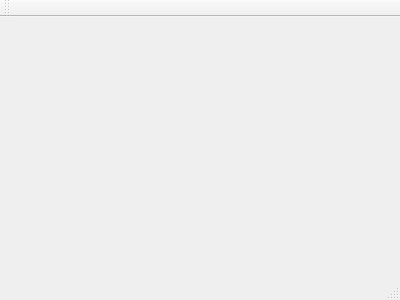
First picture: the form in UI-PROJ/qtStyle_my/myStyle/mymainwindow.ui, repository freedomvictory/QT-proj-practice, before the edit.
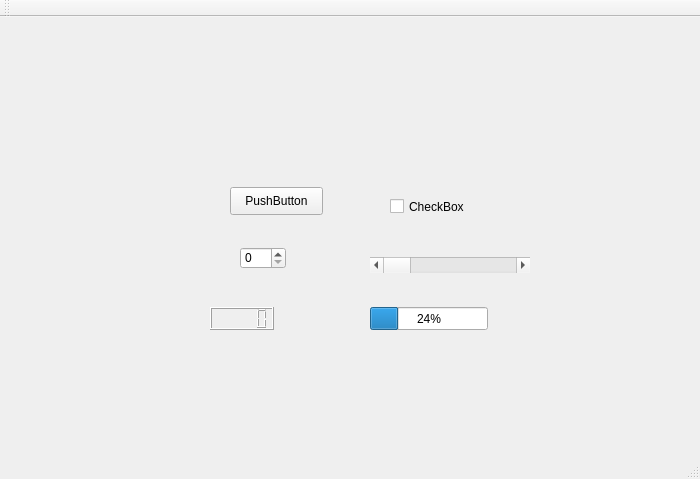
Second picture: the form after the edit.

Diff of the .ui file:
```diff
--- a/UI-PROJ/qtStyle_my/myStyle/mymainwindow.ui
+++ b/UI-PROJ/qtStyle_my/myStyle/mymainwindow.ui
@@ -1,24 +1,112 @@
 <ui version="4.0">
  <class>myMainWindow</class>
- <widget class="QMainWindow" name="myMainWindow" >
-  <property name="geometry" >
+ <widget class="QMainWindow" name="myMainWindow">
+  <property name="geometry">
    <rect>
     <x>0</x>
     <y>0</y>
-    <width>400</width>
-    <height>300</height>
+    <width>700</width>
+    <height>479</height>
    </rect>
   </property>
   <property name="windowTitle" >
    <string>myMainWindow</string>
   </property>
-  <widget class="QMenuBar" name="menuBar" />
-  <widget class="QToolBar" name="mainToolBar" />
-  <widget class="QWidget" name="centralWidget" />
-  <widget class="QStatusBar" name="statusBar" />
+  <widget class="QWidget" name="centralWidget">
+   <widget class="QPushButton" name="pushButton">
+    <property name="geometry">
+     <rect>
+      <x>230</x>
+      <y>170</y>
+      <width>93</width>
+      <height>28</height>
+     </rect>
+    </property>
+    <property name="text">
+     <string>PushButton</string>
+    </property>
+   </widget>
+   <widget class="QCheckBox" name="checkBox">
+    <property name="geometry">
+     <rect>
+      <x>390</x>
+      <y>180</y>
+      <width>91</width>
+      <height>19</height>
+     </rect>
+    </property>
+    <property name="text">
+     <string>CheckBox</string>
+    </property>
+   </widget>
+   <widget class="QSpinBox" name="spinBox">
+    <property name="geometry">
+     <rect>
+      <x>240</x>
+      <y>230</y>
+      <width>46</width>
+      <height>22</height>
+     </rect>
+    </property>
+   </widget>
+   <widget class="QScrollBar" name="horizontalScrollBar">
+    <property name="geometry">
+     <rect>
+      <x>370</x>
+      <y>240</y>
+      <width>160</width>
+      <height>16</height>
+     </rect>
+    </property>
+    <property name="orientation">
+     <enum>Qt::Horizontal</enum>
+    </property>
+   </widget>
+   <widget class="QLCDNumber" name="lcdNumber">
+    <property name="geometry">
+     <rect>
+      <x>210</x>
+      <y>290</y>
+      <width>64</width>
+      <height>23</height>
+     </rect>
+    </property>
+   </widget>
+   <widget class="QProgressBar" name="progressBar">
+    <property name="geometry">
+     <rect>
+      <x>370</x>
+      <y>290</y>
+      <width>118</width>
+      <height>23</height>
+     </rect>
+    </property>
+    <property name="value">
+     <number>24</number>
+    </property>
+   </widget>
+  </widget>
+  <widget class="QMenuBar" name="menuBar">
+   <property name="geometry">
+    <rect>
+     <x>0</x>
+     <y>0</y>
+     <width>700</width>
+     <height>26</height>
+    </rect>
+   </property>
+  </widget>
+  <widget class="QToolBar" name="mainToolBar">
+   <attribute name="toolBarArea">
+    <enum>TopToolBarArea</enum>
+   </attribute>
+   <attribute name="toolBarBreak">
+    <bool>false</bool>
+   </attribute>
+  </widget>
+  <widget class="QStatusBar" name="statusBar"/>
  </widget>
- <layoutDefault spacing="6" margin="11" />
- <pixmapfunction></pixmapfunction>
+ <layoutdefault spacing="6" margin="11"/>
  <resources/>
  <connections/>
 </ui>
```
Left out of the diff: 3 changed lines with no effect on the pictures.
